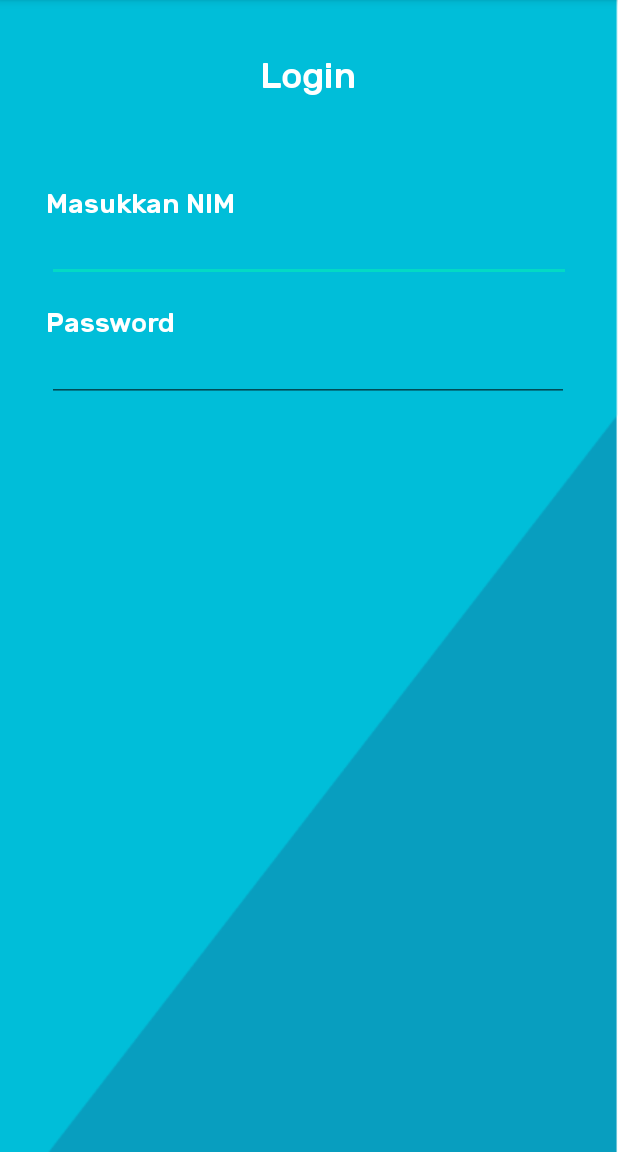
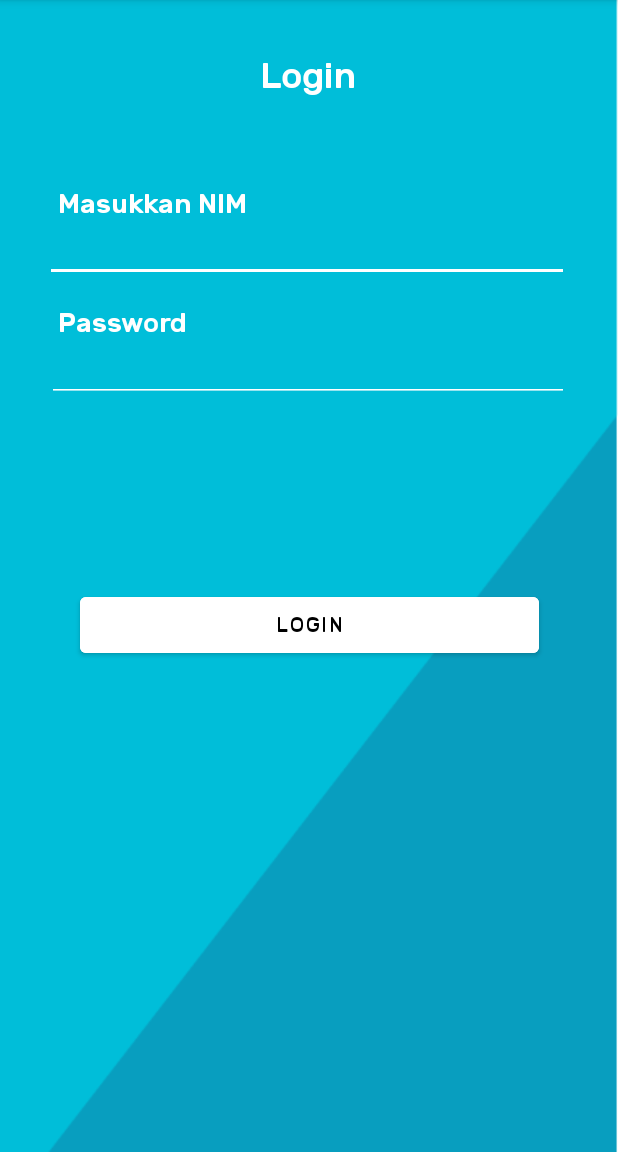
Before and after one commit to dimas-ren-s/Projek-MTQ-PBM, an Android app: the screen it shows after launch (MainActivity), on a phone screen of 412 x 824 dp, the part 84-1236 px from its top. Run offline under Robolectric (Android 15) with nearby library versions, the phone set to English and light mode, and no system bars.

Commit message:
fix color

```diff
--- a/app/src/main/res/layout/activity_main.xml
+++ b/app/src/main/res/layout/activity_main.xml
@@ -33,7 +33,7 @@
         android:textColor="#FFFFFF"
         android:textSize="18dp"
         app:layout_constraintEnd_toEndOf="parent"
-        app:layout_constraintHorizontal_bias="0.107"
+        app:layout_constraintHorizontal_bias="0.135"
         app:layout_constraintStart_toStartOf="parent"
         app:layout_constraintTop_toBottomOf="@+id/judulLogin" />
 
@@ -41,6 +41,7 @@
         android:id="@+id/editTextNim"
         android:layout_width="349dp"
         android:layout_height="41dp"
+        android:backgroundTint="#FFFFFF"
         android:ems="10"
         android:fontFamily="@font/rubikmedium"
         android:foregroundTint="#FDFDFD"
@@ -50,6 +51,7 @@
         android:textColorHint="#FFFFFF"
         android:textSize="18dp"
         app:layout_constraintEnd_toEndOf="parent"
+        app:layout_constraintHorizontal_bias="0.483"
         app:layout_constraintStart_toStartOf="parent"
         app:layout_constraintTop_toBottomOf="@+id/textViewNim" />
 
@@ -63,7 +65,7 @@
         android:textColor="#FFFFFF"
         android:textSize="18dp"
         app:layout_constraintEnd_toEndOf="parent"
-        app:layout_constraintHorizontal_bias="0.094"
+        app:layout_constraintHorizontal_bias="0.119"
         app:layout_constraintStart_toStartOf="parent"
         app:layout_constraintTop_toBottomOf="@+id/editTextNim" />
 
@@ -71,6 +73,7 @@
         android:id="@+id/editTextTextPassword"
         android:layout_width="348dp"
         android:layout_height="42dp"
+        android:backgroundTint="#FFFFFF"
         android:ems="10"
         android:fontFamily="@font/rubikmedium"
         android:foregroundTint="#FDFDFD"
@@ -84,5 +87,19 @@
         app:layout_constraintStart_toStartOf="parent"
         app:layout_constraintTop_toBottomOf="@+id/textView3" />
 
+    <Button
+        android:id="@+id/button"
+        android:layout_width="306dp"
+        android:layout_height="49dp"
+        android:layout_marginTop="124dp"
+        android:backgroundTint="#FFFFFF"
+        android:text="Login"
+        android:fontFamily="@font/rubikmedium"
+
+        android:textColor="#000000"
+        app:layout_constraintEnd_toEndOf="parent"
+        app:layout_constraintStart_toStartOf="parent"
+        app:layout_constraintTop_toBottomOf="@+id/editTextTextPassword" />
+
 
 </androidx.constraintlayout.widget.ConstraintLayout>
```
